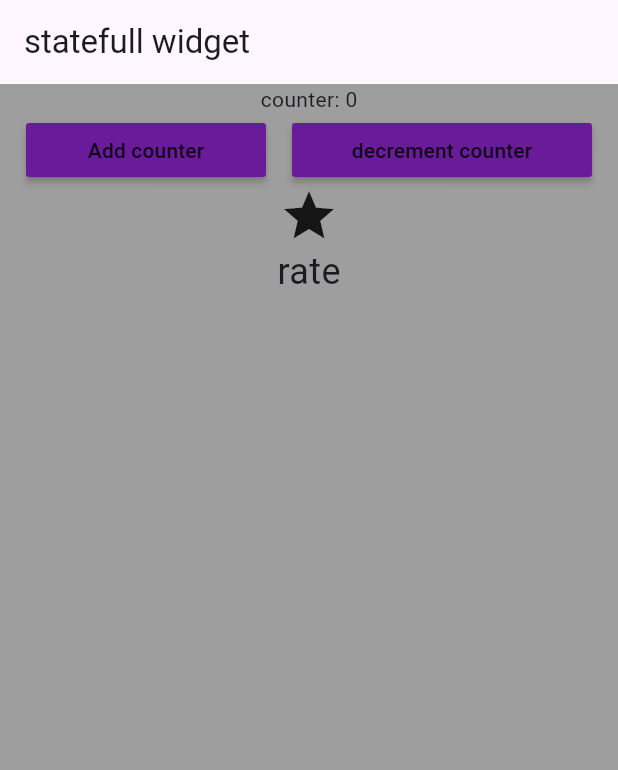
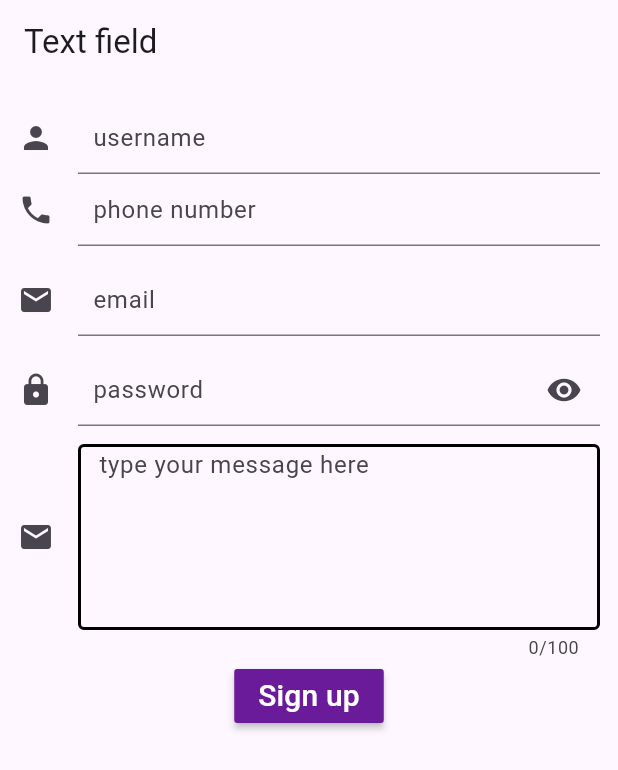
Before and after one commit to mahmoud-alwakeel/revising-flutter, a Flutter app: the screen it shows after launch, on a phone screen of 412 x 824 dp. Shown: the top 770 px of the screen. Run offline on Flutter 3.47's test engine with Material 3 defaults, Android fonts, the phone set to English and light mode, and no system bars.

Commit message:
textField

```diff
--- a/lib/main.dart
+++ b/lib/main.dart
@@ -1,7 +1,9 @@
 import 'package:flutter/material.dart';
 //import 'package:revising_everything/build_one.dart';
 import 'package:revising_everything/rev_btn.dart';
+import 'package:revising_everything/rev_radio.dart';
 import 'package:revising_everything/rev_statefull.dart';
+import 'package:revising_everything/rev_textField.dart';
 // import 'package:revising_everything/rev_card.dart';
 // import 'package:revising_everything/rev_expaned.dart';
 // import 'package:revising_everything/rev_gridView.dart';
@@ -26,7 +28,7 @@ class MyApp extends StatelessWidget {
         colorScheme: ColorScheme.fromSeed(seedColor: Colors.deepPurple),
         useMaterial3: true,
       ),
-      home: const RevStatefull(),
+      home: RevTextField(),
     );
   }
 }
--- a/lib/rev_statefull.dart
+++ b/lib/rev_statefull.dart
@@ -1,6 +1,6 @@
 import 'package:flutter/material.dart';
 
-class RevStatefull extends StatefulWidget{
+class RevStatefull extends StatefulWidget {
   const RevStatefull({super.key});
 
   @override
@@ -8,53 +8,74 @@ class RevStatefull extends StatefulWidget{
 }
 
 class _RevStatefullState extends State<RevStatefull> {
-
   int counter = 0;
-
-  bool rated= true;
+  bool switched = true;
+  bool rated = true;
   @override
   Widget build(BuildContext context) {
     return Scaffold(
-      appBar: AppBar(title: const Text('statefull widget'),
+      appBar: AppBar(
+        title: const Text('statefull widget'),
       ),
       body: Container(
         color: Colors.grey,
-        child: Column(
-          children: [
+        child: Column(children: [
           Text('counter: $counter'),
           Row(
             mainAxisAlignment: MainAxisAlignment.spaceEvenly,
             children: [
-                MaterialButton(onPressed: (){
+              MaterialButton(
+                onPressed: () {
                   setState(() {
                     counter++;
                   });
                 },
                 minWidth: 160,
                 color: Colors.purple[800],
-                 child: const Text('Add counter'),),
-                MaterialButton(onPressed: (){
+                child: const Text('Add counter'),
+              ),
+              MaterialButton(
+                onPressed: () {
                   setState(() {
                     counter--;
                   });
                 },
                 minWidth: 200,
                 color: Colors.purple[800],
-                child: const Text('decrement counter'),)
+                child: const Text('decrement counter'),
+              )
             ],
           ),
           Column(
             children: [
-                rated ? const Icon(Icons.star, size: 40,) : const Icon(Icons.star_border_outlined, size: 40,),
+              rated
+                  ? const Icon(
+                      Icons.star,
+                      size: 40,
+                    )
+                  : const Icon(
+                      Icons.star_border_outlined,
+                      size: 40,
+                    ),
               GestureDetector(
                   onTap: () {
                     setState(() {
                       rated = !rated;
                     });
                   },
-                  child: const Text("rate", style: TextStyle(
-                    fontSize: 24
-                  ),)),
+                  child: const Text(
+                    "rate",
+                    style: TextStyle(fontSize: 24),
+                  ),
+              ),
+              const SizedBox(
+                height: 30,
+              ),
+              Switch(value: switched, onChanged: (val) {
+                setState(() {
+                  switched = val;
+                });
+              })
             ],
           ),
         ]),
--- /dev/null
+++ b/lib/rev_textField.dart
@@ -0,0 +1,95 @@
+import 'package:flutter/material.dart';
+
+class RevTextField extends StatelessWidget {
+RevTextField({super.key});
+
+  TextEditingController userController = TextEditingController();
+  TextEditingController emailController = TextEditingController();
+  TextEditingController phoneController = TextEditingController();
+  TextEditingController passwordController = TextEditingController();
+  TextEditingController messageController = TextEditingController();
+  @override
+  Widget build(BuildContext context) {
+    return Scaffold(
+      appBar: AppBar(title: const Text('Text field'),),
+      body: Container(
+        padding: const EdgeInsets.all(12),
+        child: Column(
+          children: [
+              TextField(
+                controller: userController,
+              decoration: const InputDecoration(
+                label: Text('username'),
+                icon: Icon(Icons.person),
+                contentPadding: EdgeInsets.symmetric(vertical: 2.0, horizontal: 10),
+              ),
+              maxLines: 1,
+            ),
+              TextField(
+              controller: phoneController,
+              decoration: const InputDecoration(
+                label: Text('phone number'),
+                icon: Icon(Icons.phone),
+                contentPadding: EdgeInsets.symmetric(vertical: 2.0, horizontal: 10),
+              ),
+              keyboardType: TextInputType.phone,
+              maxLines: 1,
+            ),
+            SizedBox(height: 12,),
+            TextField(
+              controller: emailController,
+              decoration: const InputDecoration(
+                label: Text('email'),
+                icon: Icon(Icons.email),
+                contentPadding: EdgeInsets.symmetric(vertical: 2.0, horizontal: 10),
+              ),
+              maxLines: 1,
+            ),
+            SizedBox(height: 12,),
+            TextField(
+              controller: passwordController,
+              decoration: const InputDecoration(
+                label: Text('password'),
+                icon: Icon(Icons.lock),
+                suffixIcon: Icon(Icons.remove_red_eye),
+                contentPadding: EdgeInsets.symmetric(vertical: 2.0, horizontal: 10),
+              ),
+              maxLines: 1,
+            ),
+            SizedBox(height: 12,),
+            TextField(
+              //controller: messageController,
+              decoration: const InputDecoration(
+                border: OutlineInputBorder(),
+                enabledBorder: OutlineInputBorder(
+                  borderSide: BorderSide(color: Colors.black, width: 2)
+                ),
+                focusedBorder: OutlineInputBorder(
+                  borderSide: BorderSide(color: Colors.purple, width: 2)
+                ),
+                label: Text('type your message here'),
+
+                alignLabelWithHint: true,
+                icon: Icon(Icons.email),
+                contentPadding: EdgeInsets.symmetric(vertical: 2.0, horizontal: 10),
+              ),
+              maxLength: 100,
+              maxLines: 10,
+              minLines: 5,
+              onChanged: (val){
+                print(val);
+              },
+            ),
+            MaterialButton(onPressed: (){
+              print(userController.text);
+              print(phoneController.text);
+              print(emailController.text);
+              print(passwordController.text);
+              print(messageController.text);
+            }, child: Text('Sign up', style: TextStyle(fontSize: 20, color: Colors.white), ),color: Colors.purple[800],)
+          ],
+        ),
+      ),
+    );
+  }
+}
```
Also changed, not shown: lib/rev_radio.dart (added, +46 -0 lines). Lines whose indentation alone changed are shown as unchanged.
